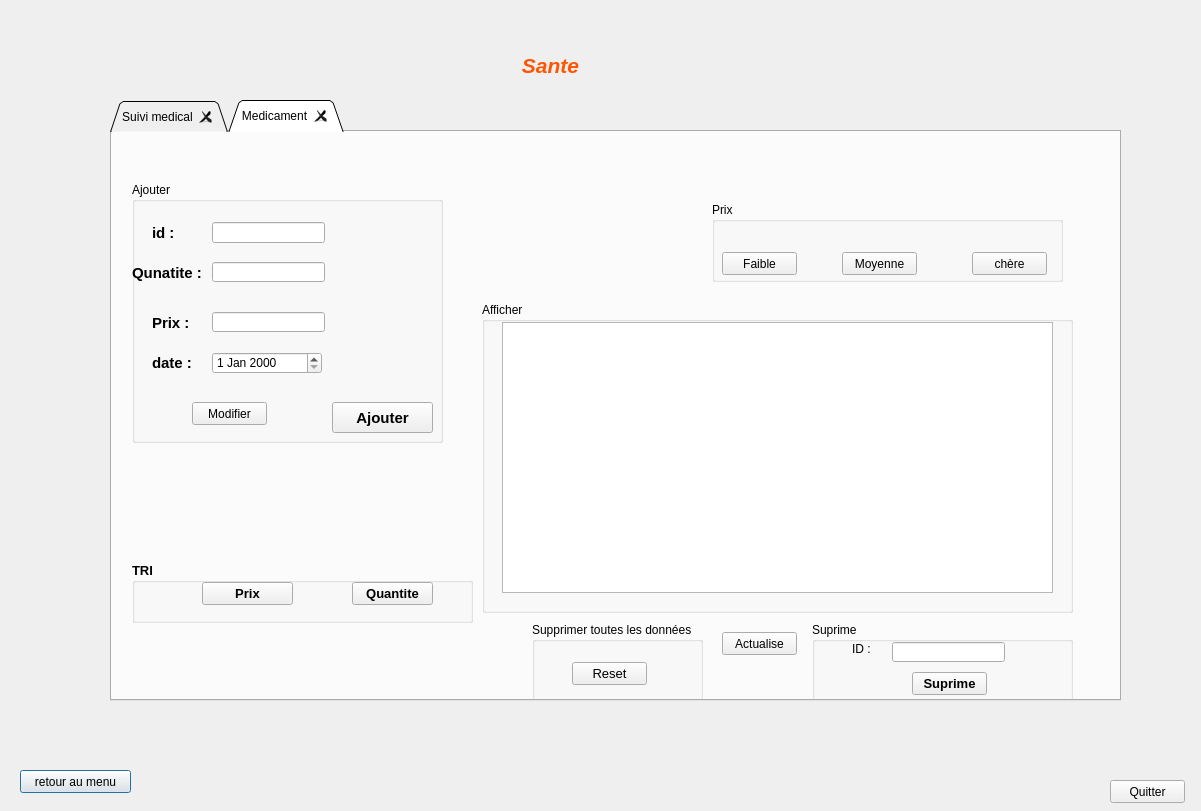
Above: application_version_beta/sante.ui from AzizBenIsmail/Projet_Parental_Monitoring_System_Qt before the change. Below: the same form after it.
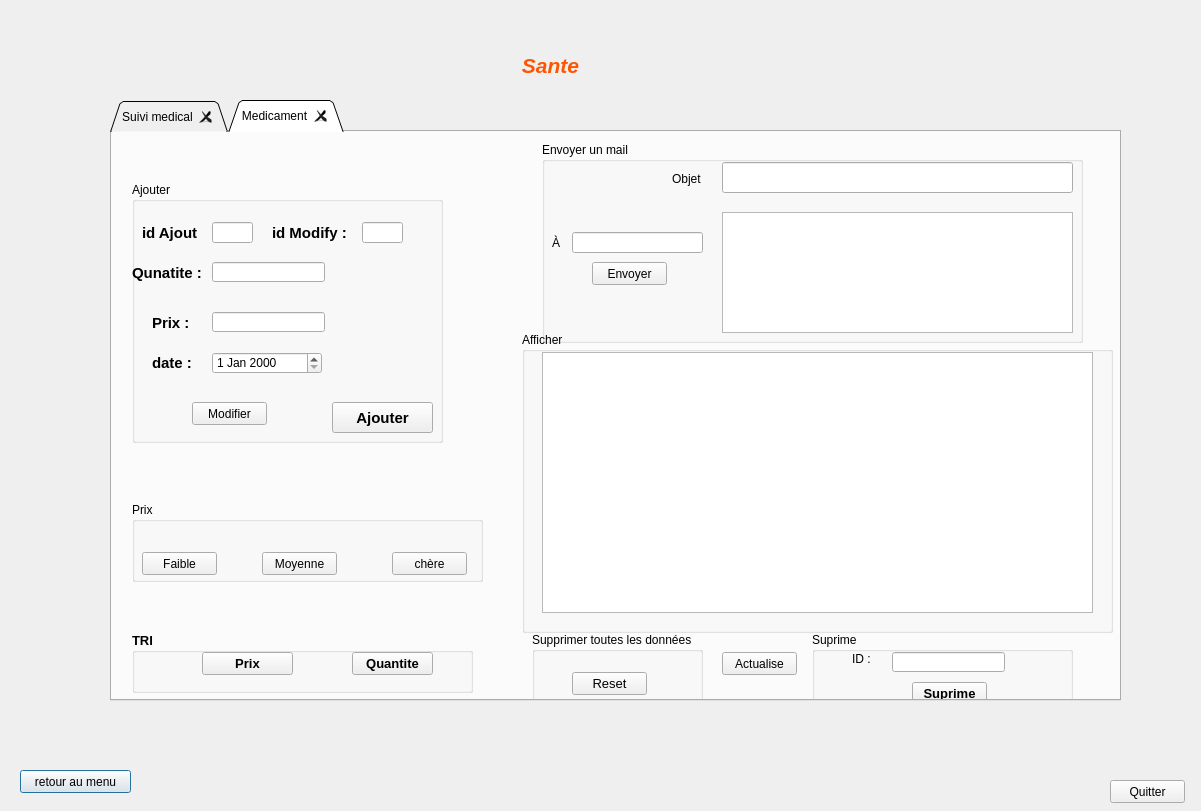
That is the form after the change. The open tabs and pages were chosen to show the change.

```diff
--- a/application_version_beta/sante.ui
+++ b/application_version_beta/sante.ui
@@ -95,7 +95,7 @@
     <enum>QTabWidget::Triangular</enum>
    </property>
    <property name="currentIndex">
-    <number>0</number>
+    <number>1</number>
    </property>
    <property name="documentMode">
     <bool>false</bool>
@@ -581,7 +581,7 @@
     <widget class="QGroupBox" name="groupBox_8">
      <property name="geometry">
       <rect>
-       <x>130</x>
+       <x>40</x>
        <y>380</y>
        <width>120</width>
        <height>80</height>
@@ -689,6 +689,66 @@
       <string>Rechercher:</string>
      </property>
     </widget>
+    <widget class="QGroupBox" name="groupBox_11">
+     <property name="geometry">
+      <rect>
+       <x>190</x>
+       <y>380</y>
+       <width>120</width>
+       <height>80</height>
+      </rect>
+     </property>
+     <property name="title">
+      <string>poids idéal</string>
+     </property>
+     <widget class="QPushButton" name="pushButton_6">
+      <property name="geometry">
+       <rect>
+        <x>20</x>
+        <y>40</y>
+        <width>75</width>
+        <height>23</height>
+       </rect>
+      </property>
+      <property name="styleSheet">
+       <string notr="true">QPushButton::hover
+{
+	background-color: qlineargradient(spread:pad, x1:0, y1:0.511, x2:1, y2:0.511, stop:0 rgba(0, 207, 179, 255),stop:1 rgb(108, 135, 255));
+
+}</string>
+      </property>
+      <property name="text">
+       <string>Best</string>
+      </property>
+     </widget>
+    </widget>
+    <widget class="QPushButton" name="pushButton_im">
+     <property name="geometry">
+      <rect>
+       <x>900</x>
+       <y>30</y>
+       <width>75</width>
+       <height>23</height>
+      </rect>
+     </property>
+     <property name="font">
+      <font>
+       <pointsize>11</pointsize>
+       <weight>75</weight>
+       <bold>true</bold>
+      </font>
+     </property>
+     <property name="styleSheet">
+      <string notr="true">QPushButton::hover
+{
+	background-color: qlineargradient(spread:pad, x1:0, y1:0.511, x2:1, y2:0.511, stop:0 rgba(0, 207, 179, 255),stop:1 rgb(108, 135, 255));
+
+}</string>
+     </property>
+     <property name="text">
+      <string>Imprime</string>
+     </property>
+    </widget>
     <zorder>label_ph3</zorder>
     <zorder>groupBox_2</zorder>
     <zorder>groupBox</zorder>
@@ -700,6 +760,8 @@
     <zorder>pushButton_Actualise</zorder>
     <zorder>pushButton_enregistre</zorder>
     <zorder>label_81</zorder>
+    <zorder>groupBox_11</zorder>
+    <zorder>pushButton_im</zorder>
    </widget>
    <widget class="QWidget" name="tab">
     <attribute name="title">
@@ -717,26 +779,6 @@
      <property name="title">
       <string>Ajouter</string>
      </property>
-     <widget class="QLabel" name="label_8">
-      <property name="geometry">
-       <rect>
-        <x>20</x>
-        <y>40</y>
-        <width>47</width>
-        <height>21</height>
-       </rect>
-      </property>
-      <property name="font">
-       <font>
-        <pointsize>11</pointsize>
-        <weight>75</weight>
-        <bold>true</bold>
-       </font>
-      </property>
-      <property name="text">
-       <string>id :</string>
-      </property>
-     </widget>
      <widget class="QLabel" name="label_9">
       <property name="geometry">
        <rect>
@@ -782,7 +824,7 @@
        <rect>
         <x>80</x>
         <y>40</y>
-        <width>113</width>
+        <width>41</width>
         <height>21</height>
        </rect>
       </property>
@@ -885,14 +927,64 @@
        </rect>
       </property>
      </widget>
+     <widget class="QLineEdit" name="_id_m_2">
+      <property name="geometry">
+       <rect>
+        <x>230</x>
+        <y>40</y>
+        <width>41</width>
+        <height>21</height>
+       </rect>
+      </property>
+     </widget>
+     <widget class="QLabel" name="label_8">
+      <property name="geometry">
+       <rect>
+        <x>10</x>
+        <y>40</y>
+        <width>71</width>
+        <height>21</height>
+       </rect>
+      </property>
+      <property name="font">
+       <font>
+        <pointsize>11</pointsize>
+        <weight>75</weight>
+        <bold>true</bold>
+       </font>
+      </property>
+      <property name="text">
+       <string>id Ajout</string>
+      </property>
+     </widget>
+     <widget class="QLabel" name="label_14">
+      <property name="geometry">
+       <rect>
+        <x>140</x>
+        <y>40</y>
+        <width>91</width>
+        <height>21</height>
+       </rect>
+      </property>
+      <property name="font">
+       <font>
+        <pointsize>11</pointsize>
+        <weight>75</weight>
+        <bold>true</bold>
+       </font>
+      </property>
+      <property name="text">
+       <string>id Modify :</string>
+      </property>
+     </widget>
     </widget>
     <widget class="QGroupBox" name="groupBox_6">
      <property name="geometry">
       <rect>
-       <x>370</x>
-       <y>170</y>
+       <x>410</x>
+       <y>200</y>
        <width>591</width>
-       <height>311</height>
+       <height>301</height>
       </rect>
      </property>
      <property name="title">
@@ -904,7 +996,7 @@
         <x>20</x>
         <y>20</y>
         <width>551</width>
-        <height>271</height>
+        <height>261</height>
        </rect>
       </property>
      </widget>
@@ -913,9 +1005,9 @@
      <property name="geometry">
       <rect>
        <x>700</x>
-       <y>490</y>
+       <y>500</y>
        <width>261</width>
-       <height>81</height>
+       <height>71</height>
       </rect>
      </property>
      <property name="title">
@@ -990,9 +1082,9 @@
      <property name="geometry">
       <rect>
        <x>420</x>
-       <y>490</y>
+       <y>500</y>
        <width>171</width>
-       <height>81</height>
+       <height>71</height>
       </rect>
      </property>
      <property name="title">
@@ -1033,7 +1125,7 @@
      <property name="geometry">
       <rect>
        <x>20</x>
-       <y>430</y>
+       <y>500</y>
        <width>341</width>
        <height>61</height>
       </rect>
@@ -1098,8 +1190,8 @@
     <widget class="QGroupBox" name="groupBox_10">
      <property name="geometry">
       <rect>
-       <x>600</x>
-       <y>70</y>
+       <x>20</x>
+       <y>370</y>
        <width>351</width>
        <height>80</height>
       </rect>
@@ -1172,7 +1264,7 @@
      <property name="geometry">
       <rect>
        <x>610</x>
-       <y>500</y>
+       <y>520</y>
        <width>75</width>
        <height>23</height>
       </rect>
@@ -1188,6 +1280,107 @@
       <string>Actualise</string>
      </property>
     </widget>
+    <widget class="QGroupBox" name="groupBox_12">
+     <property name="geometry">
+      <rect>
+       <x>430</x>
+       <y>10</y>
+       <width>541</width>
+       <height>201</height>
+      </rect>
+     </property>
+     <property name="styleSheet">
+      <string notr="true"/>
+     </property>
+     <property name="title">
+      <string>Envoyer un mail</string>
+     </property>
+     <widget class="QLineEdit" name="le_envoyer">
+      <property name="geometry">
+       <rect>
+        <x>30</x>
+        <y>90</y>
+        <width>131</width>
+        <height>21</height>
+       </rect>
+      </property>
+      <property name="styleSheet">
+       <string notr="true"/>
+      </property>
+     </widget>
+     <widget class="QPushButton" name="envoyer">
+      <property name="geometry">
+       <rect>
+        <x>50</x>
+        <y>120</y>
+        <width>75</width>
+        <height>23</height>
+       </rect>
+      </property>
+      <property name="styleSheet">
+       <string notr="true">QPushButton::hover
+{
+	background-color: qlineargradient(spread:pad, x1:0, y1:0.511, x2:1, y2:0.511, stop:0 rgba(0, 207, 179, 255),stop:1 rgb(108, 135, 255));
+
+}</string>
+      </property>
+      <property name="text">
+       <string>Envoyer</string>
+      </property>
+     </widget>
+     <widget class="QTextEdit" name="te_mail">
+      <property name="geometry">
+       <rect>
+        <x>180</x>
+        <y>70</y>
+        <width>351</width>
+        <height>121</height>
+       </rect>
+      </property>
+      <property name="styleSheet">
+       <string notr="true"/>
+      </property>
+     </widget>
+     <widget class="QLineEdit" name="le_objet">
+      <property name="geometry">
+       <rect>
+        <x>180</x>
+        <y>20</y>
+        <width>351</width>
+        <height>31</height>
+       </rect>
+      </property>
+      <property name="styleSheet">
+       <string notr="true"/>
+      </property>
+     </widget>
+     <widget class="QLabel" name="label_47">
+      <property name="geometry">
+       <rect>
+        <x>130</x>
+        <y>30</y>
+        <width>47</width>
+        <height>14</height>
+       </rect>
+      </property>
+      <property name="text">
+       <string>Objet</string>
+      </property>
+     </widget>
+     <widget class="QLabel" name="label_48">
+      <property name="geometry">
+       <rect>
+        <x>10</x>
+        <y>80</y>
+        <width>21</width>
+        <height>41</height>
+       </rect>
+      </property>
+      <property name="text">
+       <string>À</string>
+      </property>
+     </widget>
+    </widget>
     <zorder>label_ph_2</zorder>
     <zorder>groupBox_3</zorder>
     <zorder>groupBox_6</zorder>
@@ -1196,6 +1389,7 @@
     <zorder>groupBox_16</zorder>
     <zorder>groupBox_10</zorder>
     <zorder>pushButton_Actualise_m</zorder>
+    <zorder>groupBox_12</zorder>
    </widget>
   </widget>
   <zorder>label_ph</zorder>
```
